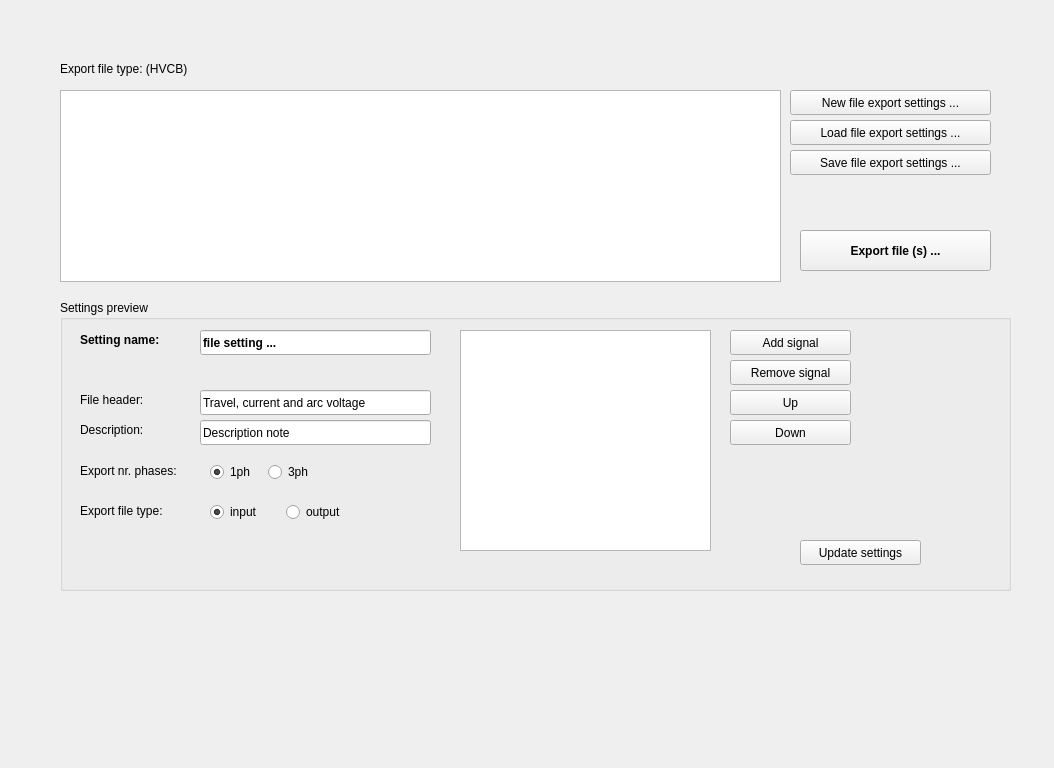
Above: signalsexport.ui from esokic/signal-processor before the change. Below: the same form after it.
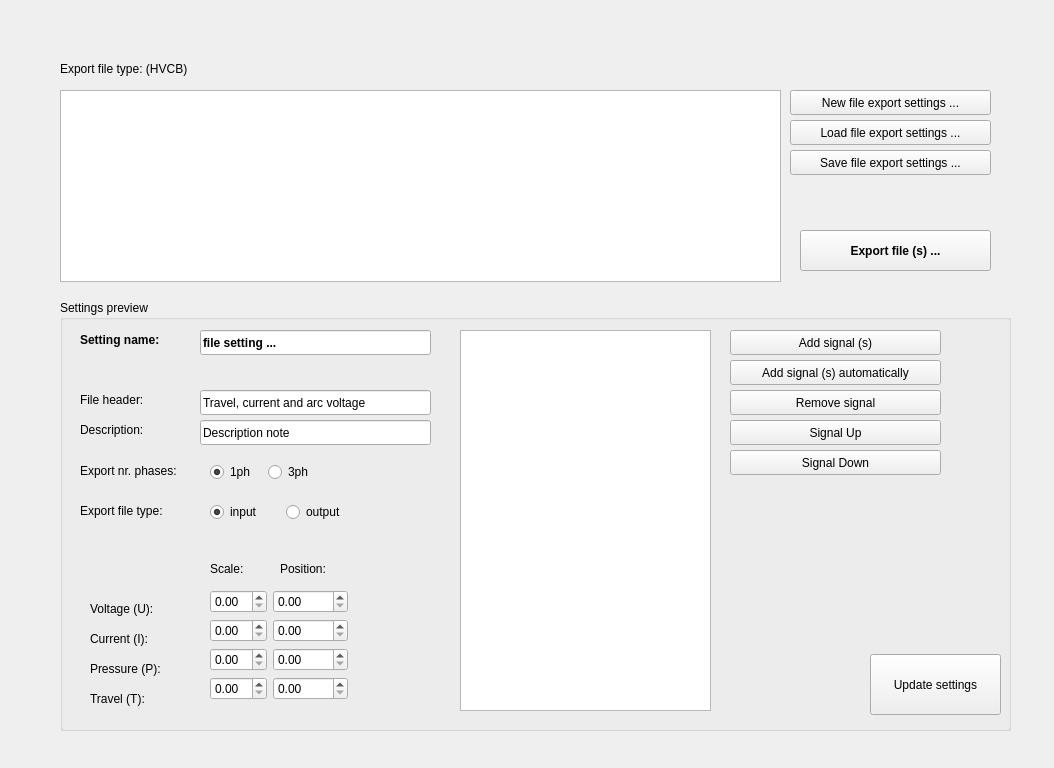
That is the form after the change.

The edit to the form file:
```diff
--- a/signalsexport.ui
+++ b/signalsexport.ui
@@ -90,7 +90,7 @@
      <x>60</x>
      <y>300</y>
      <width>951</width>
-     <height>291</height>
+     <height>431</height>
     </rect>
    </property>
    <property name="title">
@@ -100,13 +100,13 @@
     <property name="geometry">
      <rect>
       <x>670</x>
-      <y>120</y>
-      <width>121</width>
+      <y>150</y>
+      <width>211</width>
       <height>25</height>
      </rect>
     </property>
     <property name="text">
-     <string>Down</string>
+     <string>Signal Down</string>
     </property>
    </widget>
    <widget class="QLabel" name="label_4">
@@ -127,12 +127,12 @@
      <rect>
       <x>670</x>
       <y>30</y>
-      <width>121</width>
+      <width>211</width>
       <height>25</height>
      </rect>
     </property>
     <property name="text">
-     <string>Add signal</string>
+     <string>Add signal (s)</string>
     </property>
    </widget>
    <widget class="QLineEdit" name="lineEdit_fileHeader">
@@ -152,8 +152,8 @@
     <property name="geometry">
      <rect>
       <x>670</x>
-      <y>60</y>
-      <width>121</width>
+      <y>90</y>
+      <width>211</width>
       <height>25</height>
      </rect>
     </property>
@@ -191,13 +191,13 @@
     <property name="geometry">
      <rect>
       <x>670</x>
-      <y>90</y>
-      <width>121</width>
+      <y>120</y>
+      <width>211</width>
       <height>25</height>
      </rect>
     </property>
     <property name="text">
-     <string>Up</string>
+     <string>Signal Up</string>
     </property>
    </widget>
    <widget class="QLabel" name="label_5">
@@ -325,10 +325,10 @@
    <widget class="QPushButton" name="pushButton_updateSettings">
     <property name="geometry">
      <rect>
-      <x>740</x>
-      <y>240</y>
-      <width>121</width>
-      <height>25</height>
+      <x>810</x>
+      <y>354</y>
+      <width>131</width>
+      <height>61</height>
      </rect>
     </property>
     <property name="text">
@@ -341,10 +341,137 @@
       <x>400</x>
       <y>30</y>
       <width>251</width>
-      <height>221</height>
+      <height>381</height>
      </rect>
     </property>
    </widget>
+   <widget class="QLabel" name="label_7">
+    <property name="geometry">
+     <rect>
+      <x>30</x>
+      <y>300</y>
+      <width>91</width>
+      <height>17</height>
+     </rect>
+    </property>
+    <property name="text">
+     <string>Voltage (U):</string>
+    </property>
+   </widget>
+   <widget class="QLabel" name="label_8">
+    <property name="geometry">
+     <rect>
+      <x>30</x>
+      <y>330</y>
+      <width>81</width>
+      <height>17</height>
+     </rect>
+    </property>
+    <property name="text">
+     <string>Current (I):</string>
+    </property>
+   </widget>
+   <widget class="QLabel" name="label_9">
+    <property name="geometry">
+     <rect>
+      <x>30</x>
+      <y>360</y>
+      <width>91</width>
+      <height>17</height>
+     </rect>
+    </property>
+    <property name="text">
+     <string>Pressure (P):</string>
+    </property>
+   </widget>
+   <widget class="QLabel" name="label_10">
+    <property name="geometry">
+     <rect>
+      <x>30</x>
+      <y>390</y>
+      <width>81</width>
+      <height>17</height>
+     </rect>
+    </property>
+    <property name="text">
+     <string>Travel (T):</string>
+    </property>
+   </widget>
+   <widget class="QLabel" name="label_11">
+    <property name="geometry">
+     <rect>
+      <x>150</x>
+      <y>260</y>
+      <width>67</width>
+      <height>17</height>
+     </rect>
+    </property>
+    <property name="text">
+     <string>Scale:</string>
+    </property>
+   </widget>
+   <widget class="QLabel" name="label_12">
+    <property name="geometry">
+     <rect>
+      <x>220</x>
+      <y>260</y>
+      <width>67</width>
+      <height>17</height>
+     </rect>
+    </property>
+    <property name="text">
+     <string>Position:</string>
+    </property>
+   </widget>
+   <widget class="QWidget" name="formLayoutWidget">
+    <property name="geometry">
+     <rect>
+      <x>150</x>
+      <y>290</y>
+      <width>138</width>
+      <height>124</height>
+     </rect>
+    </property>
+    <layout class="QFormLayout" name="formLayout">
+     <item row="0" column="0">
+      <widget class="QDoubleSpinBox" name="doubleSpinBox_US"/>
+     </item>
+     <item row="0" column="1">
+      <widget class="QDoubleSpinBox" name="doubleSpinBox_UP"/>
+     </item>
+     <item row="1" column="0">
+      <widget class="QDoubleSpinBox" name="doubleSpinBox_IS"/>
+     </item>
+     <item row="1" column="1">
+      <widget class="QDoubleSpinBox" name="doubleSpinBox_IP"/>
+     </item>
+     <item row="2" column="0">
+      <widget class="QDoubleSpinBox" name="doubleSpinBox_PS"/>
+     </item>
+     <item row="2" column="1">
+      <widget class="QDoubleSpinBox" name="doubleSpinBox_PP"/>
+     </item>
+     <item row="3" column="0">
+      <widget class="QDoubleSpinBox" name="doubleSpinBox_TS"/>
+     </item>
+     <item row="3" column="1">
+      <widget class="QDoubleSpinBox" name="doubleSpinBox_TP"/>
+     </item>
+    </layout>
+   </widget>
+   <widget class="QPushButton" name="pushButton_addSignaToFile_2">
+    <property name="geometry">
+     <rect>
+      <x>670</x>
+      <y>60</y>
+      <width>211</width>
+      <height>25</height>
+     </rect>
+    </property>
+    <property name="text">
+     <string>Add signal (s) automatically</string>
+    </property>
+   </widget>
   </widget>
   <widget class="QTableWidget" name="tableWidget_ExportFileSettings">
    <property name="geometry">
```
